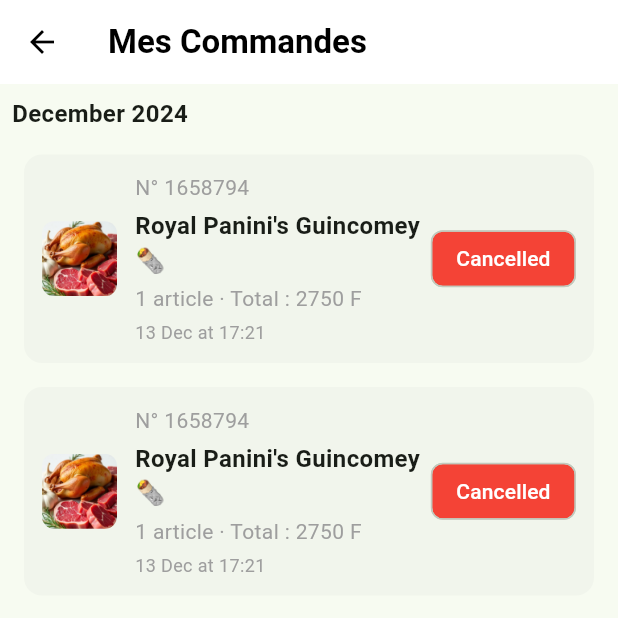
After one commit to Kenneth225/fresh, a Flutter app: the Mescommandes screen opened directly, on a phone screen of 412 x 824 dp, the top half of it. The commit adds this screen. Run offline on Flutter 3.47's test engine with Material 3 defaults, Android fonts, the phone set to English and light mode, and no system bars; our stand-ins replace carousel_slider, fluttertoast, google_nav_bar, shared_preferences; missing offline and left inert: flutter_cart; accounts and stored records are empty; network calls fail.

Commit message:
petite avancé

```diff
--- a/chrono_fresh/lib/main.dart
+++ b/chrono_fresh/lib/main.dart
@@ -49,7 +49,7 @@ class _MyHomePageState extends State<MyHomePage> {
   String mail = '';
 
   void initState() {
-    autoLogIn();
+    //autoLogIn();
   }
 
   void autoLogIn() async {
--- a/chrono_fresh/lib/pages_principales/details.dart
+++ b/chrono_fresh/lib/pages_principales/details.dart
@@ -107,8 +107,8 @@ commande_fict(id,  nom,  image, int qt, prix,mode) async {
                           productDetails: mode));
 
     const snackBar = SnackBar(
-      backgroundColor: Colors.orangeAccent,
-      content: Text('Consulter votre panier en haut de page ↑ ↑ ↑'),
+      backgroundColor: Color.fromARGB(255, 131, 230, 167),
+      content: Text('Consulter votre panier'),
     );
     ScaffoldMessenger.of(context).showSnackBar(snackBar);
     print(cart.cartLength);
--- /dev/null
+++ b/chrono_fresh/lib/pages_principales/mescommandes.dart
@@ -0,0 +1,134 @@
+import 'package:flutter/material.dart';
+
+class Mescommandes extends StatefulWidget {
+  const Mescommandes({super.key});
+
+  @override
+  State<Mescommandes> createState() => _MescommandesState();
+}
+
+class Order {
+  final String number;
+  final String name;
+  final String date;
+  final String total;
+  final String status;
+  final Color statusColor;
+
+  Order({
+    required this.number,
+    required this.name,
+    required this.date,
+    required this.total,
+    required this.status,
+    required this.statusColor,
+  });
+}
+
+class _MescommandesState extends State<Mescommandes> {
+  @override
+  final List<Order> orders = [
+    Order(
+      number: "1658893",
+      name: "Royal Panini's Guincomey 🌯",
+      date: "13 Dec at 18:06",
+      total: "2750 F",
+      status: "Order delivered",
+      statusColor: Colors.green,
+    ),
+    Order(
+      number: "1658794",
+      name: "Royal Panini's Guincomey 🌯",
+      date: "13 Dec at 17:21",
+      total: "2750 F",
+      status: "Cancelled",
+      statusColor: Colors.red,
+    ),
+  ];
+
+  Widget build(BuildContext context) {
+    return Scaffold(
+      appBar: AppBar(
+        backgroundColor: Colors.white,
+        elevation: 0,
+        leading: IconButton(
+          icon: const Icon(Icons.arrow_back, color: Colors.black),
+          onPressed: () {
+            Navigator.pop(context);
+          },
+        ),
+        title: const Text("Mes Commandes",
+            style: TextStyle(color: Colors.black, fontWeight: FontWeight.bold)),
+      ),
+      body: Column(
+        crossAxisAlignment: CrossAxisAlignment.start,
+        children: [
+          const Padding(
+            padding: EdgeInsets.all(8),
+            child: Text(
+              "December 2024",
+              style: TextStyle(fontSize: 16, fontWeight: FontWeight.bold),
+            ),
+          ),
+          Expanded(
+            child: ListView.builder(
+              itemCount: orders.length,
+              itemBuilder: (context, index) {
+                return Card(
+                  margin: EdgeInsets.symmetric(horizontal: 16, vertical: 8),
+                  elevation: 0,
+                  child: Padding(
+                    padding: EdgeInsets.all(12),
+                    child: Row(
+                      children: [
+                        ClipRRect(
+                          borderRadius: BorderRadius.circular(8),
+                          child: Image.asset(
+                            'assets/viande.jpeg', // Remplace cette image par la tienne
+                            width: 50,
+                            height: 50,
+                            fit: BoxFit.cover,
+                          ),
+                        ),
+                        SizedBox(width: 12),
+                        Expanded(
+                          child: Column(
+                            crossAxisAlignment: CrossAxisAlignment.start,
+                            children: [
+                              Text("N° 1658794",
+                                  style: TextStyle(
+                                      fontSize: 14, color: Colors.grey)),
+                              SizedBox(height: 4),
+                              Text("Royal Panini's Guincomey 🌯",
+                                  style: TextStyle(
+                                      fontSize: 16,
+                                      fontWeight: FontWeight.bold)),
+                              SizedBox(height: 4),
+                              Text("1 article · Total : 2750 F",
+                                  style: TextStyle(
+                                      fontSize: 14, color: Colors.grey)),
+                              SizedBox(height: 4),
+                              Text("13 Dec at 17:21",
+                                  style: TextStyle(
+                                      fontSize: 12, color: Colors.grey)),
+                            ],
+                          ),
+                        ),
+                        Chip(
+                          label: Text("Cancelled",
+                              style: TextStyle(color: Colors.white)),
+                          backgroundColor: Colors.red,
+                        ),
+                      ],
+                    ),
+                  ),
+                );
+                ;
+              },
+            ),
+          ),
+        ],
+      ),
+    );
+  }
+}
```
Also changed, not shown: chrono_fresh/lib/acceuil.dart (+18 -26 lines), chrono_fresh/lib/pages_principales/boutique.dart (+12 -13 lines), chrono_fresh/lib/pages_principales/editprofil.dart (added, +123 -0 lines), chrono_fresh/lib/pages_principales/profil.dart (+43 -18 lines).
